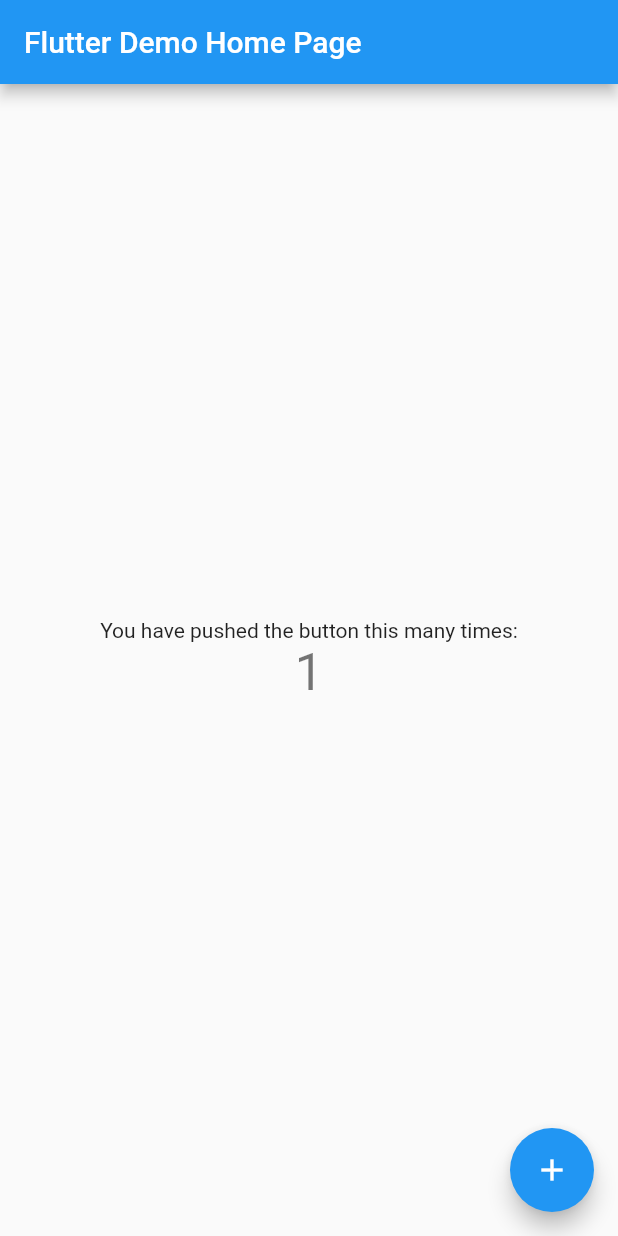
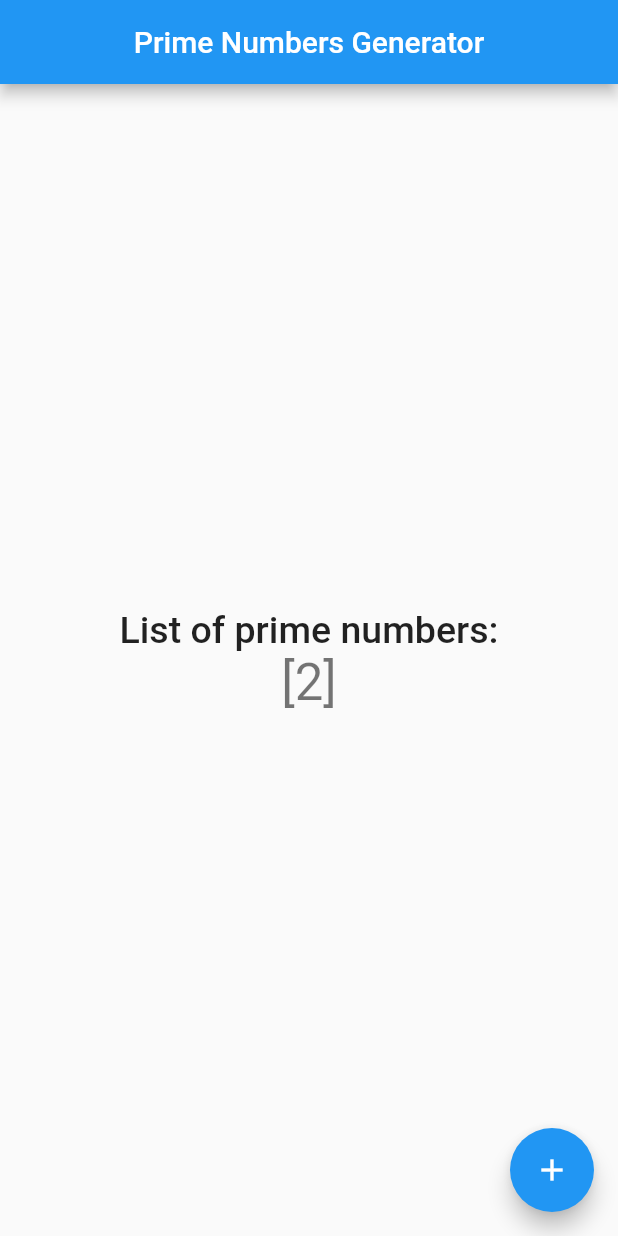
Before and after one commit to Cold3x/PrimeNumGen, a Flutter app: the screen it shows after launch, after a tap on the "add" icon, on a phone screen of 412 x 824 dp. Run offline on Flutter 3.47's test engine with Material 2 defaults, Android fonts, the light colour scheme and no system bars.

Commit message:
Update main

```diff
--- a/lib/main.dart
+++ b/lib/main.dart
@@ -5,41 +5,23 @@
 }
 
 class MyApp extends StatelessWidget {
-  const MyApp({Key? key}) : super(key: key);
+  const MyApp({super.key});
 
-  // This widget is the root of your application.
   @override
   Widget build(BuildContext context) {
     return MaterialApp(
-      title: 'Flutter Demo',
+      debugShowCheckedModeBanner: false,
+      title: 'Prime Numbers Generator',
       theme: ThemeData(
-        // This is the theme of your application.
-        //
-        // Try running your application with "flutter run". You'll see the
-        // application has a blue toolbar. Then, without quitting the app, try
-        // changing the primarySwatch below to Colors.green and then invoke
-        // "hot reload" (press "r" in the console where you ran "flutter run",
-        // or simply save your changes to "hot reload" in a Flutter IDE).
-        // Notice that the counter didn't reset back to zero; the application
-        // is not restarted.
         primarySwatch: Colors.blue,
       ),
-      home: const MyHomePage(title: 'Flutter Demo Home Page'),
+      home: const MyHomePage(title: 'Prime Numbers Generator'),
     );
   }
 }
 
 class MyHomePage extends StatefulWidget {
-  const MyHomePage({Key? key, required this.title}) : super(key: key);
-
-  // This widget is the home page of your application. It is stateful, meaning
-  // that it has a State object (defined below) that contains fields that affect
-  // how it looks.
-
-  // This class is the configuration for the state. It holds the values (in this
-  // case the title) provided by the parent (in this case the App widget) and
-  // used by the build method of the State. Fields in a Widget subclass are
-  // always marked "final".
+  const MyHomePage({super.key, required this.title});
 
   final String title;
 
@@ -48,68 +30,60 @@
 }
 
 class _MyHomePageState extends State<MyHomePage> {
-  int _counter = 0;
+  final List _list = <int>[];
+  void findPrimeNumber() {
+    setState(() {
+      int n;
+      int lenOld = _list.length;
+      if (lenOld == 0) {
+        n = 1;
+      } else {
+        n = _list.last;
+      }
 
-  void _incrementCounter() {
-    setState(() {
-      // This call to setState tells the Flutter framework that something has
-      // changed in this State, which causes it to rerun the build method below
-      // so that the display can reflect the updated values. If we changed
-      // _counter without calling setState(), then the build method would not be
-      // called again, and so nothing would appear to happen.
-      _counter++;
+      while (_list.length == lenOld) {
+        n++;
+        for (var i = 2; i <= n; i++) {
+          if (n % i == 0) {
+            if (i != n) {
+              break;
+            } else {
+              _list.add(n);
+            }
+          }
+        }
+      }
     });
   }
 
   @override
   Widget build(BuildContext context) {
-    // This method is rerun every time setState is called, for instance as done
-    // by the _incrementCounter method above.
-    //
-    // The Flutter framework has been optimized to make rerunning build methods
-    // fast, so that you can just rebuild anything that needs updating rather
-    // than having to individually change instances of widgets.
     return Scaffold(
       appBar: AppBar(
-        // Here we take the value from the MyHomePage object that was created by
-        // the App.build method, and use it to set our appbar title.
-        title: Text(widget.title),
+        title: Center(
+          child: Text(widget.title),
+        ),
       ),
       body: Center(
-        // Center is a layout widget. It takes a single child and positions it
-        // in the middle of the parent.
         child: Column(
-          // Column is also a layout widget. It takes a list of children and
-          // arranges them vertically. By default, it sizes itself to fit its
-          // children horizontally, and tries to be as tall as its parent.
-          //
-          // Invoke "debug painting" (press "p" in the console, choose the
-          // "Toggle Debug Paint" action from the Flutter Inspector in Android
-          // Studio, or the "Toggle Debug Paint" command in Visual Studio Code)
-          // to see the wireframe for each widget.
-          //
-          // Column has various properties to control how it sizes itself and
-          // how it positions its children. Here we use mainAxisAlignment to
-          // center the children vertically; the main axis here is the vertical
-          // axis because Columns are vertical (the cross axis would be
-          // horizontal).
           mainAxisAlignment: MainAxisAlignment.center,
           children: <Widget>[
             const Text(
-              'You have pushed the button this many times:',
+              'List of prime numbers:',
+              style: TextStyle(fontWeight: FontWeight.w500, fontSize: 25),
             ),
             Text(
-              '$_counter',
+              '$_list',
               style: Theme.of(context).textTheme.headline4,
             ),
           ],
         ),
       ),
       floatingActionButton: FloatingActionButton(
-        onPressed: _incrementCounter,
+        onPressed: findPrimeNumber,
         tooltip: 'Increment',
         child: const Icon(Icons.add),
-      ), // This trailing comma makes auto-formatting nicer for build methods.
+      ),
     );
   }
 }
```
